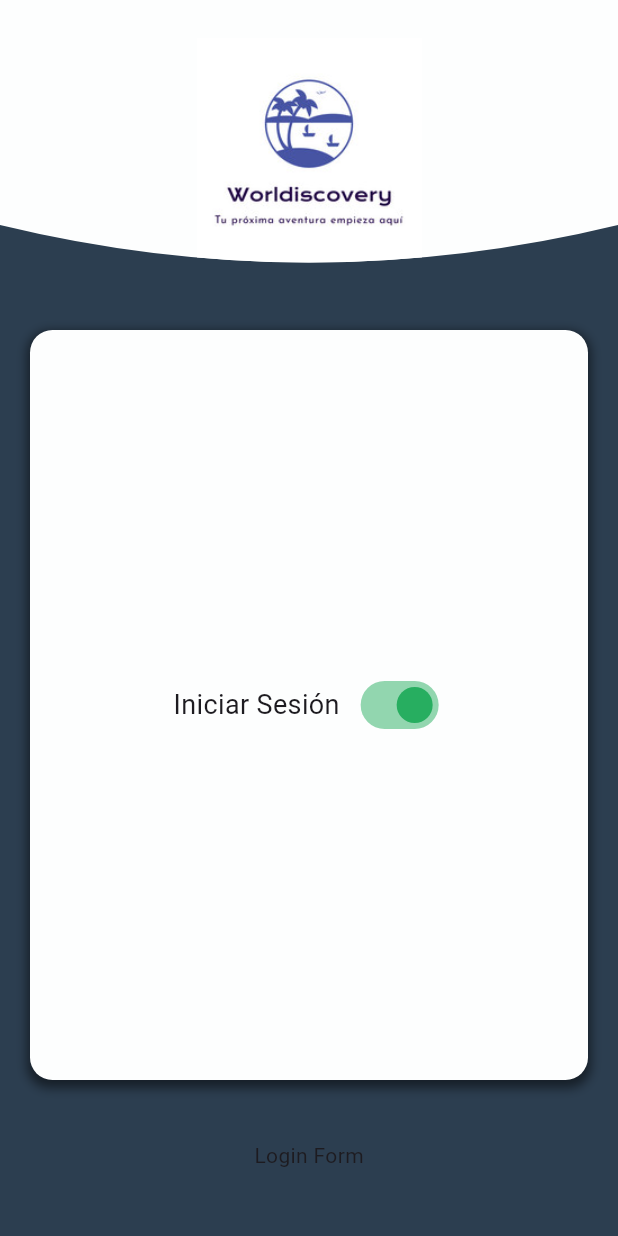
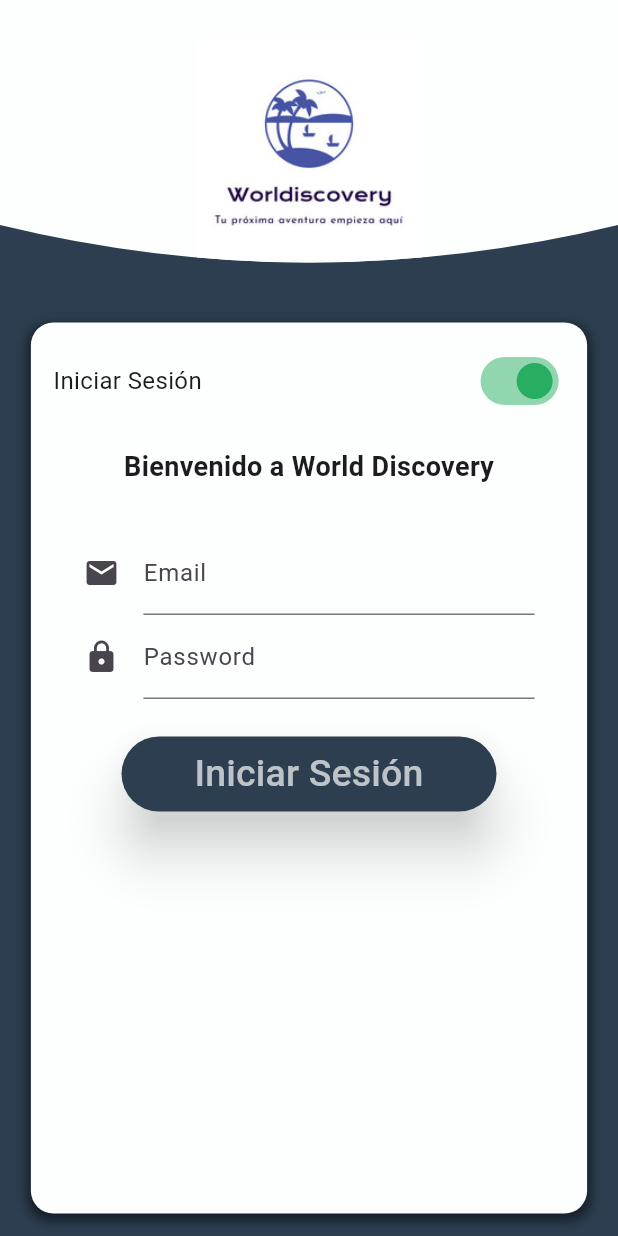
Before and after one commit to david8062/worldiscovey, a Flutter app: the screen it shows after launch, after a tap on "Iniciar", on a phone screen of 412 x 824 dp. Run offline on Flutter 3.47's test engine with Material 3 defaults, Android fonts, the phone set to English and light mode, and no system bars; our stand-ins replace cloud_firestore, firebase_auth, firebase_core; accounts and stored records are empty; network calls fail.

Commit message:
Creado el regisrto de usuarios y el login

```diff
--- a/lib/main.dart
+++ b/lib/main.dart
@@ -1,8 +1,16 @@
+import 'package:firebase_core/firebase_core.dart';
 import 'package:flutter/material.dart';
 import 'package:worldiscovery/screens/home/view/home.dart';
 
-void main() {
+import 'firebase_options.dart';
+
+void main() async {
+  WidgetsFlutterBinding.ensureInitialized();
+  await Firebase.initializeApp(
+    options: DefaultFirebaseOptions.currentPlatform,
+  );
   runApp(const MyApp());
+
 }
 
 class MyApp extends StatelessWidget {
--- /dev/null
+++ b/lib/screens/register/model/register_model.dart
@@ -0,0 +1,28 @@
+class UserRegister {
+
+  String name;
+  String email;
+  String password;
+  String confirmPassword;
+  String phoneNumber;
+
+  UserRegister({
+    required this.name,
+    required this.email,
+    required this.password,
+    required this.confirmPassword,
+    required this.phoneNumber,
+  });
+
+}
+
+class UserLogin {
+
+  String email;
+  String password;
+
+  UserLogin({
+    required this.email,
+    required this.password,
+  });
+}
--- a/lib/screens/register/view/register_view.dart
+++ b/lib/screens/register/view/register_view.dart
@@ -1,5 +1,8 @@
 import 'package:flutter/material.dart';
 import 'package:worldiscovery/styles/colors.dart';
+import '../../home/view/home.dart';
+import '../viewmodel/login_view_model.dart';
+import '../viewmodel/register_view_model.dart';
 
 class RegisterView extends StatefulWidget {
   const RegisterView({super.key});
@@ -9,7 +12,10 @@ class RegisterView extends StatefulWidget {
 }
 
 class _RegisterViewState extends State<RegisterView> {
+  final RegisterViewModel registerViewModel = RegisterViewModel();
+  final LoginViewModel loginViewModel = LoginViewModel();
   bool isLogin = true;
+  bool termsAccepted = false;
 
   @override
   Widget build(BuildContext context) {
@@ -31,42 +37,35 @@ class _RegisterViewState extends State<RegisterView> {
               ),
             ),
           ),
-          Container(
-            padding: const EdgeInsets.all(20),
-            margin: const EdgeInsets.all(20),
-            height: 500,
+          Expanded(
+            child: Container(
+              margin: const EdgeInsets.all(15),
+              width: MediaQuery.of(context).size.width * 0.9, // Ocupa casi todo el ancho de la pantalla
               decoration: BoxDecoration(
                 color: AppColors.backgroundColor,
-              borderRadius: BorderRadius.circular(15), // Bordes redondeados
+                borderRadius: BorderRadius.circular(15),
                 boxShadow: [
                   BoxShadow(
-                  color: Colors.black.withOpacity(0.5), // Color de la sombra
-                  spreadRadius: 2, // Radio de expansión de la sombra
-                  blurRadius: 5, // Radio de difuminado de la sombra
-                  offset: const Offset(0, 3), // Desplazamiento de la sombra
+                    color: Colors.black.withOpacity(0.5),
+                    spreadRadius: 2,
+                    blurRadius: 5,
+                    offset: const Offset(0, 3),
                   ),
                 ],
               ),
-            child: Row(
-              mainAxisAlignment: MainAxisAlignment.center,
+              child: Padding(
+                padding: const EdgeInsets.all(15.0),
+                child: Column(
+                  mainAxisAlignment: MainAxisAlignment.spaceBetween,
+                  children: <Widget>[
+                    Row(
+                      mainAxisAlignment: MainAxisAlignment.spaceBetween,
                       children: <Widget>[
                         Text(
                           isLogin ? 'Iniciar Sesión' : 'Registrarse',
-                  style: const TextStyle(fontSize: 18),
+                          style: const TextStyle(fontSize: 16),
                         ),
-                const SizedBox(
-                    width: 10), // Espaciado entre el texto y el Switch
-                GestureDetector(
-                  onTap: () {
-                    setState(() {
-                      isLogin =
-                          !isLogin; // Cambia el estado al hacer clic en el Switch
-                    });
-                  },
-                  child: SizedBox(
-                    width: 60,
-                    height: 30,
-                    child: Switch(
+                        Switch(
                           value: isLogin,
                           onChanged: (value) {
                             setState(() {
@@ -76,29 +75,159 @@ class _RegisterViewState extends State<RegisterView> {
                           activeColor: AppColors.bottonColor,
                           inactiveThumbColor: AppColors.secondaryColor,
                         ),
+                      ],
+                    ),
+                    const SizedBox(height: 20),
+                    Expanded(
+                      child: isLogin
+                          ? buildLoginForm(context, LoginViewModel())
+                          : buildRegisterForm(context, RegisterViewModel()),
+                    ),
+                  ],
+                ),
+              ),
+            ),
+          ),
+        ],
+      ),
+    );
+  }
+
+}
+
+Widget buildRegisterForm(BuildContext context, RegisterViewModel registerViewModel) {
+  return Column(
+    children: [
+      const Text(
+        'Completa los datos para registrarse',
+        style: TextStyle(fontSize: 18, fontWeight: FontWeight.bold),
+      ),
+      const SizedBox(height: 10),
+      Padding(
+        padding: const EdgeInsets.all(20.0),
+        child: Column(
+          children: <Widget>[
+            TextFormField(
+              decoration: const InputDecoration(
+                labelText: 'Nombre',
+                hintText: 'Nombre ejemplo',
+                hintStyle: TextStyle(color: Colors.grey),
+                icon: Icon(Icons.person),
+              ),
+              onChanged: (value) => registerViewModel.setName(value),
+            ),
+            TextFormField(
+              decoration: const InputDecoration(
+                labelText: 'Email',
+                hintText: 'ejemplo@correo.com',
+                hintStyle: TextStyle(color: Colors.grey),
+                icon: Icon(Icons.email),
+              ),
+              onChanged: (value) => registerViewModel.setEmail(value),
+            ),
+            TextFormField(
+              decoration: const InputDecoration(
+                labelText: 'Password',
+                hintText: '1234',
+                hintStyle: TextStyle(color: Colors.grey),
+                icon: Icon(Icons.lock),
+              ),
+              onChanged: (value) => registerViewModel.setPassword(value),
+              obscureText: true, // Oculta el texto de la contraseña
+            ),
+            TextFormField(
+              decoration: const InputDecoration(
+                labelText: 'Confirmar Password',
+                hintText: '1234',
+                hintStyle: TextStyle(color: Colors.grey),
+                icon: Icon(Icons.lock),
+              ),
+              onChanged: (value) => registerViewModel.setConfirmPassword(value),
+              obscureText: true, // Oculta el texto de la contraseña
+            ),
+            TextFormField(
+              keyboardType: TextInputType.phone,
+              decoration: const InputDecoration(
+                labelText: 'Celular',
+                hintText: '1234567890',
+                hintStyle: TextStyle(color: Colors.grey),
+                icon: Icon(Icons.phone),
+              ),
+              onChanged: (value) => registerViewModel.setPhoneNumber(value), // Llama a la función para guardar el número
+            ),
+            const SizedBox(height: 25),
+            ElevatedButton(
+              onPressed: () {
+                registerViewModel.register(context);
+              },
+              style: ButtonStyle(
+                minimumSize: MaterialStateProperty.all<Size>(const Size(250, 50)),
+                backgroundColor: MaterialStateProperty.all<Color>(AppColors.primaryColor),
+                elevation: MaterialStateProperty.all<double>(15.0),
+                shadowColor: MaterialStateProperty.all<Color>(Colors.black.withOpacity(0.8)),
+              ),
+              child: const Text(
+               'Registrarse',
+                style:  TextStyle(fontSize: 25, color: AppColors.textColor),
               ),
             ),
           ],
         ),
       ),
-          const SizedBox(height: 20),
-          // Formulario dinámico
-          isLogin ? buildLoginForm() : buildRegisterForm(),
     ],
-      ),
-    );
-  }
-}
-
-Widget buildLoginForm() {
-  return Container(
-    child: const Text('Login Form'),
   );
 }
 
-Widget buildRegisterForm() {
-  return Container(
-    child: const Text('Register Form'),
+
+Widget buildLoginForm(BuildContext context, LoginViewModel loginViewModel) {
+  return Column(
+    children: [
+      const Text(
+        'Bienvenido a World Discovery',
+        style: TextStyle(fontSize: 18, fontWeight: FontWeight.bold),
+      ),
+      const SizedBox(height: 10),
+      Padding(
+        padding: const EdgeInsets.all(20.0),
+        child: Column(
+          children: <Widget>[
+            TextFormField(
+              decoration: const InputDecoration(
+                labelText: 'Email',
+                icon: Icon(Icons.email),
+              ),
+              onChanged: (value) => loginViewModel.setEmail(value),
+            ),
+            TextFormField(
+              decoration: const InputDecoration(
+                labelText: 'Password',
+                hintText: '1234',
+                hintStyle: TextStyle(color: Colors.grey),
+                icon: Icon(Icons.lock),
+              ),
+              onChanged: (value) => loginViewModel.setPassword(value),
+              obscureText: true, // Oculta el texto de la contraseña
+            ),
+            const SizedBox(height: 25),
+            ElevatedButton(
+              onPressed: () {
+                loginViewModel.login(context);
+              },
+              style: ButtonStyle(
+                minimumSize: MaterialStateProperty.all<Size>(const Size(250, 50)),
+                backgroundColor: MaterialStateProperty.all<Color>(AppColors.primaryColor),
+                elevation: MaterialStateProperty.all<double>(15.0),
+                shadowColor: MaterialStateProperty.all<Color>(Colors.black.withOpacity(0.8)),
+              ),
+              child: const Text(
+                'Iniciar Sesión',
+                style:  TextStyle(fontSize: 25, color: AppColors.textColor),
+              ),
+            ),
+          ],
+        ),
+      ),
+    ],
   );
 }
 
--- /dev/null
+++ b/lib/screens/register/viewmodel/login_view_model.dart
@@ -0,0 +1,58 @@
+import 'package:firebase_auth/firebase_auth.dart';
+import 'package:cloud_firestore/cloud_firestore.dart';
+import 'package:flutter/material.dart';
+import 'package:worldiscovery/screens/home/view/home.dart';
+import 'package:worldiscovery/screens/register/model/register_model.dart';
+
+class LoginViewModel extends ChangeNotifier {
+  final FirebaseAuth _auth = FirebaseAuth.instance;
+
+  final UserLogin userLogin = UserLogin(
+      email: '',
+      password: '',
+  );
+  void setEmail(String email) {
+    userLogin.email = email;
+    notifyListeners();
+  }
+
+  void setPassword(String password) {
+    userLogin.password = password;
+    notifyListeners();
+  }
+
+  Future<void> login(BuildContext context) async {
+    try {
+      UserCredential userCredential = await _auth.signInWithEmailAndPassword(
+        email: userLogin.email,
+        password: userLogin.password,
+      );
+
+
+      if (userCredential.user!.emailVerified) {
+        Navigator.push(context, MaterialPageRoute(builder: (context) => const Home()));
+      } else {
+        ScaffoldMessenger.of(context).showSnackBar(
+          const SnackBar(
+            content: Text('Por favor verifica tu correo electrónico'),
+          ),
+        );
+      }
+    } on FirebaseAuthException catch (e) {
+      if (e.code == 'user-not-found') {
+        ScaffoldMessenger.of(context).showSnackBar(
+          const SnackBar(
+            content: Text('Usuario no encontrado'),
+          ),
+        );
+      } else if (e.code == 'wrong-password') {
+        ScaffoldMessenger.of(context).showSnackBar(
+          const SnackBar(
+            content: Text('Contraseña incorrecta'),
+          ),
+        );
+      }
+    }
+}
+
+}
--- /dev/null
+++ b/lib/screens/register/viewmodel/register_view_model.dart
@@ -0,0 +1,83 @@
+import 'package:firebase_auth/firebase_auth.dart';
+import 'package:cloud_firestore/cloud_firestore.dart';
+import 'package:flutter/material.dart';
+import 'package:worldiscovery/screens/register/model/register_model.dart';
+class RegisterViewModel extends ChangeNotifier {
+
+
+  final UserRegister userRegister = UserRegister(
+    name: '',
+    email: '',
+    password: '',
+    confirmPassword: '',
+    phoneNumber: '',
+  );
+
+  final FirebaseAuth _auth = FirebaseAuth.instance;
+  final FirebaseFirestore _firestore = FirebaseFirestore.instance;
+
+  void setName(String name) {
+    userRegister.name = name;
+    notifyListeners();
+  }
+
+  void setEmail(String email) {
+    userRegister.email = email;
+    notifyListeners();
+  }
+
+  void setPassword(String password) {
+    userRegister.password = password;
+    notifyListeners();
+  }
+
+  void setConfirmPassword(String confirmPassword) {
+    userRegister.confirmPassword = confirmPassword;
+    notifyListeners();
+  }
+
+  void setPhoneNumber(String phoneNumber) {
+    userRegister.phoneNumber = phoneNumber;
+    notifyListeners();
+  }
+
+
+
+  Future<void> register(BuildContext context) async {
+    if (userRegister.password != userRegister.confirmPassword) {
+      ScaffoldMessenger.of(context).showSnackBar(
+        const SnackBar(
+          content: Text('Las contraseñas no coinciden'),
+        ),
+      );
+      return;
+    }
+    try {
+
+      UserCredential userCredential = await _auth.createUserWithEmailAndPassword(
+        email: userRegister.email,
+        password: userRegister.password,
+      );
+      _firestore.collection('users').doc(userCredential.user!.uid).set({
+        'name': userRegister.name,
+        'email': userRegister.email,
+        'phoneNumber': userRegister.phoneNumber,
+      });
+      await userCredential.user!.sendEmailVerification();
+
+      ScaffoldMessenger.of(context).showSnackBar(
+        const SnackBar(
+          content: Text('Se ha registrado correctamente, por favor verifica tu correo electrónico'),
+        ),
+      );
+    } catch (e) {
+      print("Error al registrar: $e");
+      ScaffoldMessenger.of(context).showSnackBar(
+        SnackBar(
+          content: Text(e.toString()),
+        ),
+      );
+    }
+  }
+
+}
--- a/pubspec.yaml
+++ b/pubspec.yaml
@@ -29,6 +29,8 @@ dependencies:
 
   cupertino_icons: ^1.0.6
   firebase_core: ^3.4.0
+  firebase_auth: ^5.2.0
+  cloud_firestore: ^5.4.0
 
 dev_dependencies:
   flutter_test:
```
Also changed, not shown: pubspec.lock, 1 other file. Lines whose indentation alone changed are shown as unchanged.
